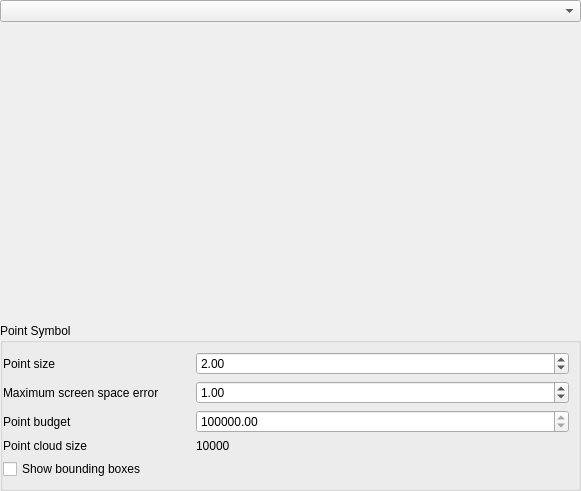
Qt form src/ui/3d/qgspointcloud3dsymbolwidget.ui (nextgis/nextgisqgis) before a commit.
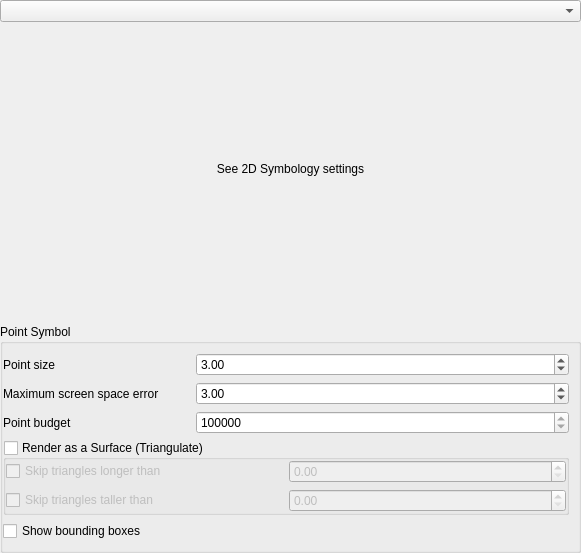
The same form after that commit. The open tabs and pages were chosen to show the change. Custom widgets are drawn as their Qt base class.

```diff
--- a/src/ui/3d/qgspointcloud3dsymbolwidget.ui
+++ b/src/ui/3d/qgspointcloud3dsymbolwidget.ui
@@ -7,7 +7,7 @@
     <x>0</x>
     <y>0</y>
     <width>581</width>
-    <height>491</height>
+    <height>553</height>
    </rect>
   </property>
   <layout class="QGridLayout" name="gridLayout">
@@ -43,6 +43,26 @@
       </property>
       <item row="1" column="0">
        <layout class="QGridLayout" name="gridLayout_7">
+        <item row="0" column="0">
+         <widget class="QLabel" name="labelPointSize">
+          <property name="sizePolicy">
+           <sizepolicy hsizetype="Minimum" vsizetype="Minimum">
+            <horstretch>0</horstretch>
+            <verstretch>0</verstretch>
+           </sizepolicy>
+          </property>
+          <property name="text">
+           <string>Point size</string>
+          </property>
+         </widget>
+        </item>
+        <item row="1" column="0">
+         <widget class="QLabel" name="labelMaxScreenError">
+          <property name="text">
+           <string>Maximum screen space error</string>
+          </property>
+         </widget>
+        </item>
         <item row="0" column="1" colspan="2">
          <widget class="QgsDoubleSpinBox" name="mPointSizeSpinBox">
           <property name="sizePolicy">
@@ -55,24 +75,14 @@
            <double>10.000000000000000</double>
           </property>
           <property name="value">
-           <double>2.000000000000000</double>
+           <double>3.000000000000000</double>
           </property>
          </widget>
         </item>
-        <item row="1" column="1" colspan="2">
-         <widget class="QgsDoubleSpinBox" name="mMaxScreenErrorSpinBox">
-          <property name="maximum">
-           <double>100000.000000000000000</double>
-          </property>
-          <property name="value">
-           <double>1.000000000000000</double>
-          </property>
-         </widget>
-        </item>
-        <item row="3" column="1" colspan="2">
-         <widget class="QLabel" name="mPointCloudSizeLabel">
+        <item row="2" column="0">
+         <widget class="QLabel" name="labelPointBudget">
           <property name="text">
-           <string>10000</string>
+           <string>Point budget</string>
           </property>
          </widget>
         </item>
@@ -81,45 +91,30 @@
           <property name="enabled">
            <bool>true</bool>
           </property>
+          <property name="decimals">
+           <number>0</number>
+          </property>
           <property name="minimum">
            <double>100000.000000000000000</double>
           </property>
           <property name="maximum">
            <double>99999999.000000000000000</double>
           </property>
-         </widget>
-        </item>
-        <item row="1" column="0">
-         <widget class="QLabel" name="label_4">
-          <property name="text">
-           <string>Maximum screen space error</string>
+          <property name="singleStep">
+           <double>100000.000000000000000</double>
           </property>
-         </widget>
-        </item>
-        <item row="3" column="0">
-         <widget class="QLabel" name="label_7">
-          <property name="text">
-           <string>Point cloud size</string>
+          <property name="value">
+           <double>5000000.000000000000000</double>
           </property>
          </widget>
         </item>
-        <item row="0" column="0">
-         <widget class="QLabel" name="lblTransparency_4">
-          <property name="sizePolicy">
-           <sizepolicy hsizetype="Minimum" vsizetype="Minimum">
-            <horstretch>0</horstretch>
-            <verstretch>0</verstretch>
-           </sizepolicy>
+        <item row="1" column="1" colspan="2">
+         <widget class="QgsDoubleSpinBox" name="mMaxScreenErrorSpinBox">
+          <property name="maximum">
+           <double>100000.000000000000000</double>
           </property>
-          <property name="text">
-           <string>Point size</string>
-          </property>
-         </widget>
-        </item>
-        <item row="2" column="0">
-         <widget class="QLabel" name="label">
-          <property name="text">
-           <string>Point budget</string>
+          <property name="value">
+           <double>3.000000000000000</double>
           </property>
          </widget>
         </item>
@@ -132,6 +127,67 @@
         </property>
        </widget>
       </item>
+      <item row="2" column="0">
+       <widget class="QgsCollapsibleGroupBox" name="mTriangulateGroupBox">
+        <property name="title">
+         <string>Render as a Surface (Triangulate)</string>
+        </property>
+        <property name="checkable">
+         <bool>true</bool>
+        </property>
+        <property name="checked">
+         <bool>false</bool>
+        </property>
+        <layout class="QGridLayout" name="gridLayout_8">
+         <property name="leftMargin">
+          <number>0</number>
+         </property>
+         <property name="topMargin">
+          <number>0</number>
+         </property>
+         <property name="rightMargin">
+          <number>0</number>
+         </property>
+         <property name="bottomMargin">
+          <number>0</number>
+         </property>
+         <item row="0" column="0">
+          <widget class="QCheckBox" name="mHorizontalTriangleCheckBox">
+           <property name="text">
+            <string>Skip triangles longer than</string>
+           </property>
+          </widget>
+         </item>
+         <item row="0" column="1">
+          <widget class="QgsDoubleSpinBox" name="mHorizontalTriangleThresholdSpinBox">
+           <property name="toolTip">
+            <string>Maximum Triangle Side Size in Horizontal Plan</string>
+           </property>
+           <property name="maximum">
+            <double>10000000000000000000000.000000000000000</double>
+           </property>
+          </widget>
+         </item>
+         <item row="1" column="0">
+          <widget class="QCheckBox" name="mVerticalTriangleCheckBox">
+           <property name="text">
+            <string>Skip triangles taller than</string>
+           </property>
+          </widget>
+         </item>
+         <item row="1" column="1">
+          <widget class="QgsDoubleSpinBox" name="mVerticalTriangleThresholdSpinBox">
+           <property name="toolTip">
+            <string>Maximum Triangle Side 3D Height</string>
+           </property>
+           <property name="maximum">
+            <double>10000000000000000000000.000000000000000</double>
+           </property>
+          </widget>
+         </item>
+        </layout>
+       </widget>
+      </item>
      </layout>
     </widget>
    </item>
@@ -141,6 +197,29 @@
       <number>1</number>
      </property>
      <widget class="QWidget" name="noRendererPage"/>
+     <widget class="QWidget" name="follow2DRendererPage">
+      <layout class="QGridLayout" name="gridLayout_9">
+       <property name="leftMargin">
+        <number>0</number>
+       </property>
+       <property name="topMargin">
+        <number>0</number>
+       </property>
+       <property name="rightMargin">
+        <number>0</number>
+       </property>
+       <item row="0" column="0">
+        <widget class="QLabel" name="label_8">
+         <property name="text">
+          <string>See 2D Symbology settings</string>
+         </property>
+         <property name="alignment">
+          <set>Qt::AlignCenter</set>
+         </property>
+        </widget>
+       </item>
+      </layout>
+     </widget>
      <widget class="QWidget" name="singleColorRendererPage">
       <layout class="QGridLayout" name="gridLayout_2" columnstretch="0,1">
        <property name="leftMargin">
@@ -530,6 +609,12 @@
   </layout>
  </widget>
  <customwidgets>
+  <customwidget>
+   <class>QgsCollapsibleGroupBox</class>
+   <extends>QGroupBox</extends>
+   <header>qgscollapsiblegroupbox.h</header>
+   <container>1</container>
+  </customwidget>
   <customwidget>
    <class>QgsDoubleSpinBox</class>
    <extends>QDoubleSpinBox</extends>
```
Left out of the diff: 4 changed lines with no effect on the pictures.
